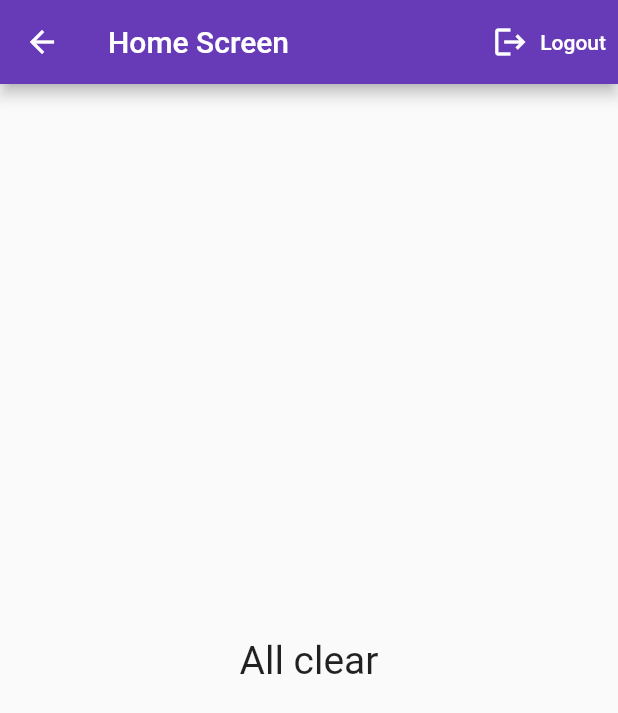
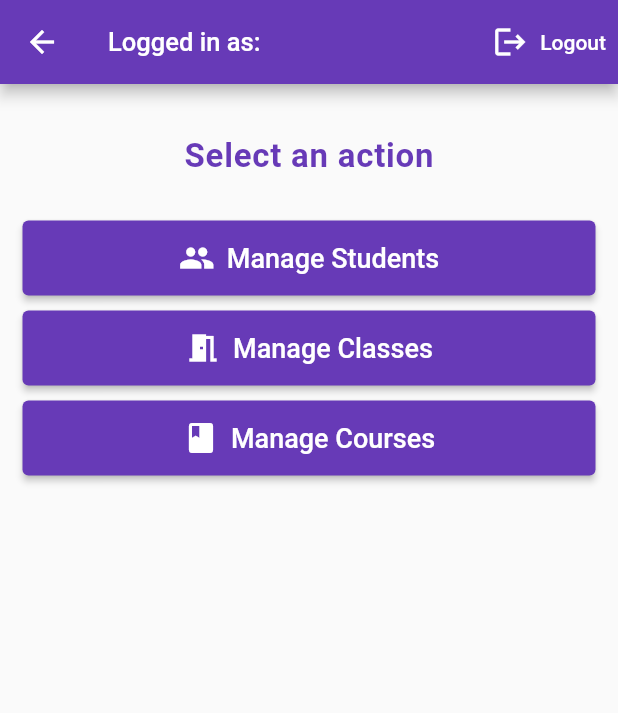
Before and after one commit to usersina/flutter-spring-demo, a Flutter app: the Home screen opened directly, on a phone screen of 412 x 824 dp. Shown: the top 713 px of the screen. Run offline on Flutter 3.47's test engine with Material 2 defaults, Android fonts, the phone set to English and light mode, and no system bars; our stand-ins replace flutter_spinkit, google_fonts.

Commit message:
Add buttons to home screen

```diff
--- a/client/lib/screens/home/home.dart
+++ b/client/lib/screens/home/home.dart
@@ -1,5 +1,7 @@
+import 'package:client/models/user.dart';
 import 'package:client/providers/user_provider.dart';
 import 'package:flutter/material.dart';
+import 'package:google_fonts/google_fonts.dart';
 import 'package:provider/provider.dart';
 
 class Home extends StatelessWidget {
@@ -7,6 +9,7 @@ class Home extends StatelessWidget {
 
   @override
   Widget build(BuildContext context) {
+    final user = Provider.of<User?>(context);
     UserProvider _userProvider = Provider.of<UserProvider>(
       context,
       listen: false,
@@ -14,7 +17,10 @@ class Home extends StatelessWidget {
 
     return Scaffold(
       appBar: AppBar(
-        title: const Text("Home Screen"),
+        title: Text(
+          "Logged in as: ${user!.email}",
+          style: const TextStyle(fontSize: 17),
+        ),
         actions: [
           TextButton.icon(
             onPressed: () async {
@@ -31,13 +37,90 @@ class Home extends StatelessWidget {
           ),
         ],
       ),
-      body: const Center(
-        child: Text(
-          "All clear",
-          style: TextStyle(
-            fontSize: 26,
+      body: Column(
+        children: [
+          const SizedBox(height: 35),
+          Center(
+            child: Text(
+              "Select an action",
+              style: GoogleFonts.prozaLibre(
+                textStyle: const TextStyle(
+                  color: Colors.deepPurple,
+                  fontSize: 22,
+                  fontWeight: FontWeight.bold,
+                  letterSpacing: .5,
+                ),
+              ),
+            ),
           ),
-        ),
+          const SizedBox(height: 25),
+          Padding(
+            padding: const EdgeInsets.symmetric(horizontal: 15, vertical: 5),
+            child: ElevatedButton(
+              style: ElevatedButton.styleFrom(
+                minimumSize: const Size.fromHeight(
+                  50,
+                ),
+              ),
+              child: Row(
+                mainAxisAlignment: MainAxisAlignment.center,
+                children: const [
+                  Icon(Icons.group),
+                  SizedBox(width: 8),
+                  Text(
+                    'Manage Students',
+                    style: TextStyle(fontSize: 18),
+                  ),
+                ],
+              ),
+              onPressed: () {},
+            ),
+          ),
+          Padding(
+            padding: const EdgeInsets.symmetric(horizontal: 15, vertical: 5),
+            child: ElevatedButton(
+              style: ElevatedButton.styleFrom(
+                minimumSize: const Size.fromHeight(
+                  50,
+                ),
+              ),
+              child: Row(
+                mainAxisAlignment: MainAxisAlignment.center,
+                children: const [
+                  Icon(Icons.meeting_room),
+                  SizedBox(width: 8),
+                  Text(
+                    'Manage Classes',
+                    style: TextStyle(fontSize: 18),
+                  ),
+                ],
+              ),
+              onPressed: () {},
+            ),
+          ),
+          Padding(
+            padding: const EdgeInsets.symmetric(horizontal: 15, vertical: 5),
+            child: ElevatedButton(
+              style: ElevatedButton.styleFrom(
+                minimumSize: const Size.fromHeight(
+                  50,
+                ),
+              ),
+              child: Row(
+                mainAxisAlignment: MainAxisAlignment.center,
+                children: const [
+                  Icon(Icons.book_rounded),
+                  SizedBox(width: 8),
+                  Text(
+                    'Manage Courses',
+                    style: TextStyle(fontSize: 18),
+                  ),
+                ],
+              ),
+              onPressed: () {},
+            ),
+          ),
+        ],
       ),
     );
   }
--- a/client/pubspec.yaml
+++ b/client/pubspec.yaml
@@ -33,6 +33,7 @@ dependencies:
   provider: ^6.0.1
   flutter_spinkit: ^5.1.0
   http: ^0.13.4
+  google_fonts: ^2.1.0
   # The following adds the Cupertino Icons font to your application.
   # Use with the CupertinoIcons class for iOS style icons.
   cupertino_icons: ^1.0.2
```
Also changed, not shown: client/pubspec.lock.
